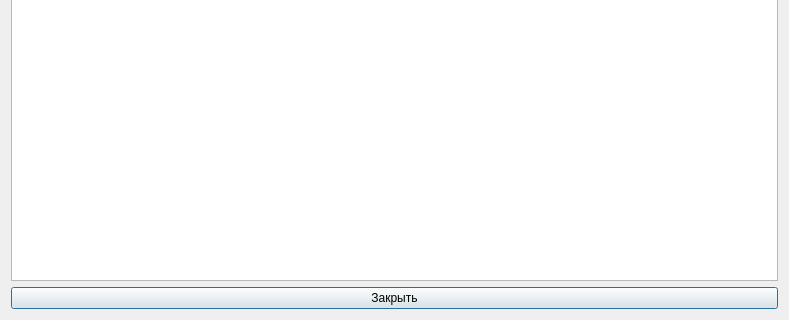
This is help.ui in shurk4/QR as Qt 5 draws it before an edit; both pictures show x 0 to 789 and y 240 to 560 of the 789 by 560 pixel window. The edited form follows.
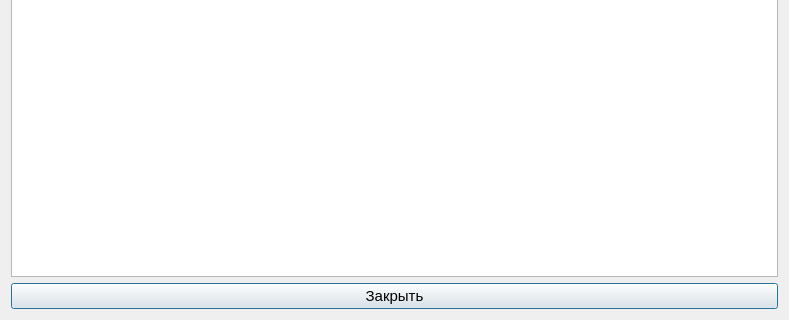
This is the edited form.

Commit message: Merge items help added

Patch:
```diff
--- a/help.ui
+++ b/help.ui
@@ -10,6 +10,11 @@
     <height>560</height>
    </rect>
   </property>
+  <property name="font">
+   <font>
+    <pointsize>11</pointsize>
+   </font>
+  </property>
   <property name="windowTitle">
    <string>Dialog</string>
   </property>
```
The commit also changes 1 other file.
